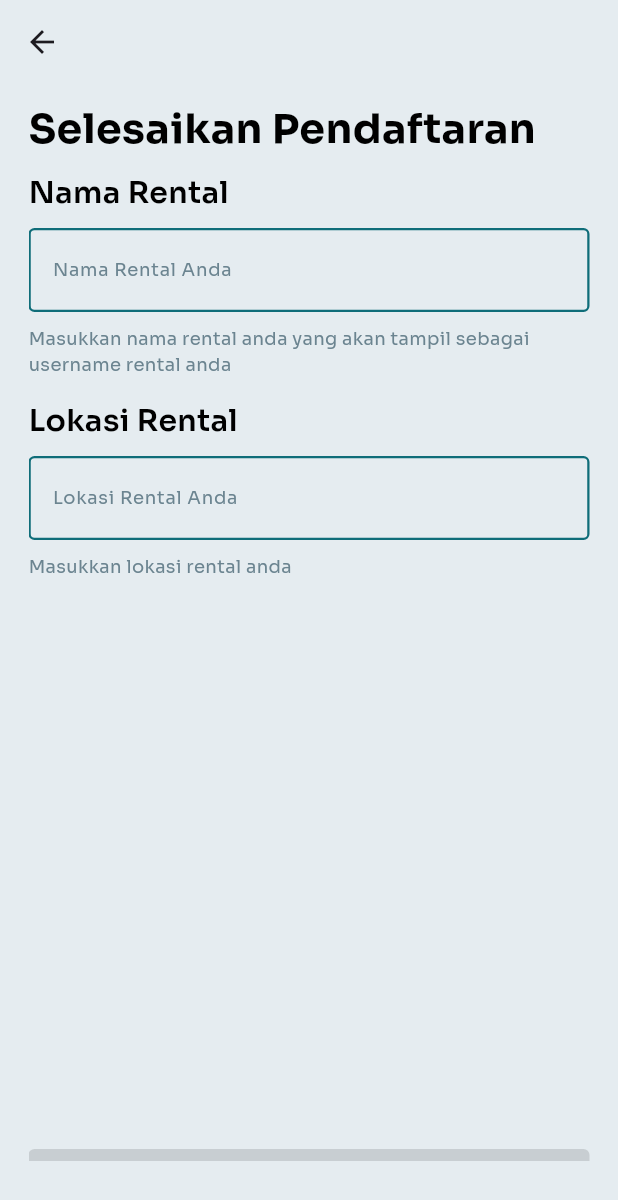
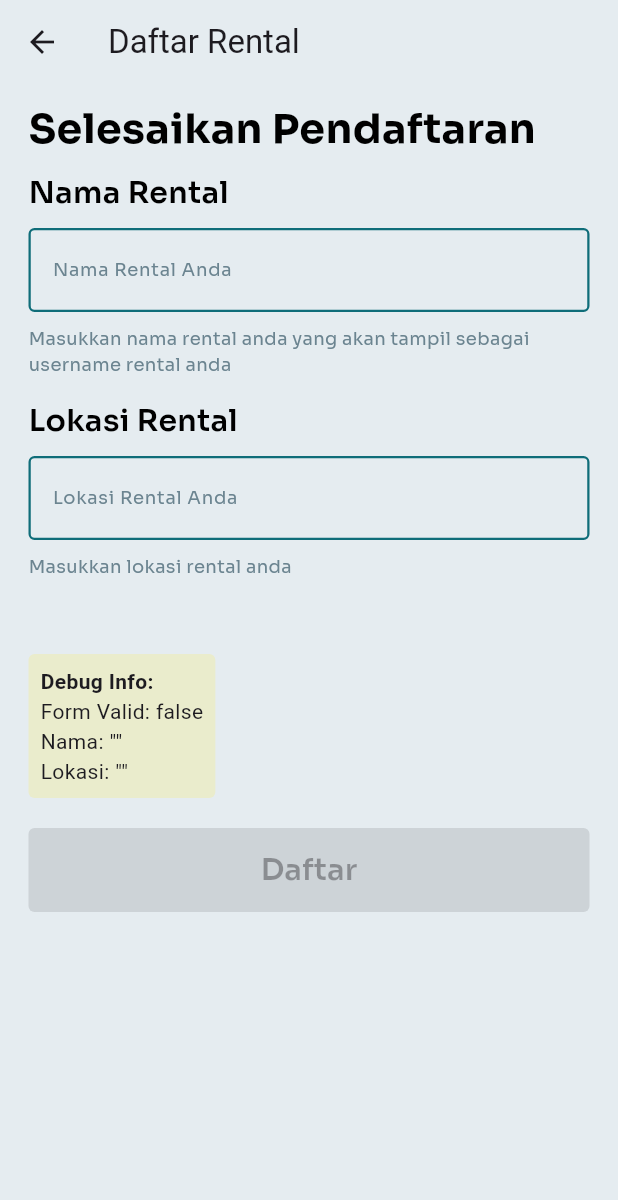
Before and after one commit to YusranYuris/rentalin, a Flutter app: the DaftarPerentalPage screen opened directly, on a phone screen of 412 x 824 dp. Shown: the top 1200 px of the screen. Run offline on Flutter 3.47's test engine with Material 3 defaults, Android fonts, the light colour scheme and no system bars; our stand-ins replace image_picker, supabase_flutter; accounts and stored records are empty.

Commit message:
Berhasil Login, Sign Up, dan Daftar Rental

```diff
--- a/lib/perental_pages/daftarPerental_page.dart
+++ b/lib/perental_pages/daftarPerental_page.dart
@@ -1,6 +1,7 @@
 import 'package:flutter/material.dart';
 import 'package:rentalin_project/perental_pages/homePerental_page.dart';
 import 'package:supabase_flutter/supabase_flutter.dart';
+import 'dart:math';
 
 class DaftarPerentalPage extends StatefulWidget {
   @override
@@ -10,35 +11,85 @@ class DaftarPerentalPage extends StatefulWidget {
 class _DaftarPerentalPageState extends State<DaftarPerentalPage> {
   final TextEditingController _namaRentalController = TextEditingController();
   final TextEditingController _lokasiRentalController = TextEditingController();
+  bool _isLoading = false;
+
+  String generateUuid() {
+    var random = Random();
+    var values = List<int>.generate(16, (_) => random.nextInt(256));
+
+    values[6] = (values[6] & 0x0f) | 0x40; // Version 4
+    values[8] = (values[8] & 0x3f) | 0x80; // Variant bits
+
+    return '${values.sublist(0, 4).map((b) => b.toRadixString(16).padLeft(2, '0')).join()}-'
+           '${values.sublist(4, 6).map((b) => b.toRadixString(16).padLeft(2, '0')).join()}-'
+           '${values.sublist(6, 8).map((b) => b.toRadixString(16).padLeft(2, '0')).join()}-'
+           '${values.sublist(8, 10).map((b) => b.toRadixString(16).padLeft(2, '0')).join()}-'
+           '${values.sublist(10, 16).map((b) => b.toRadixString(16).padLeft(2, '0')).join()}';
+  }
 
   Future<void> _registerRental() async {
-    final nama_rental = _namaRentalController.text;
-    final lokasi_rental = _lokasiRentalController.text;
+    if (!_formIsValid) return;
+
+    setState(() {
+      _isLoading = true;
+    });
+
+    try {
+      final namaRental = _namaRentalController.text.trim();
+      final lokasiRental = _lokasiRentalController.text.trim();
+      final currentUser = Supabase.instance.client.auth.currentUser;
+
+      if (currentUser == null) {
+        throw Exception('User tidak terautentikasi');
+      }
+      final idRental = generateUuid();
 
       final response = await Supabase.instance.client
           .from('rental')
           .insert({
-        'nama_rental': nama_rental,
-        'lokasi_rental': lokasi_rental,
-        'id_user': Supabase.instance.client.auth.currentUser!.id,
+            'id_user': currentUser.id,
+            'id_rental': idRental,
+            'nama_rental': namaRental,
+            'lokasi_rental': lokasiRental,
           });
 
-    if (response.error != null) {
+      // Supabase Flutter v2+ tidak menggunakan response.error
+      // Jika sampai sini berarti berhasil
+      if (mounted) {
         ScaffoldMessenger.of(context).showSnackBar(
-        SnackBar(content: Text('Gagal mendaftar rental: ${response.error!.message}')),
+          SnackBar(
+            content: Text('Berhasil mendaftar rental!'),
+            backgroundColor: Colors.green,
+          ),
         );
-    } else {
+
         Navigator.pushAndRemoveUntil(
           context,
           MaterialPageRoute(builder: (context) => HomePerentalPage()),
-        (Route<dynamic> route) => false
+          (Route<dynamic> route) => false,
         );
+      }
+    } catch (error) {
+      if (mounted) {
+        ScaffoldMessenger.of(context).showSnackBar(
+          SnackBar(
+            content: Text('Gagal mendaftar rental: $error'),
+            backgroundColor: Colors.red,
+          ),
+        );
+      }
+    } finally {
+      if (mounted) {
+        setState(() {
+          _isLoading = false;
+        });
+      }
     }
   }
 
   bool get _formIsValid {
-    return _namaRentalController.text.isNotEmpty &&
-    _lokasiRentalController.text.isNotEmpty;
+    return _namaRentalController.text.trim().isNotEmpty &&
+           _lokasiRentalController.text.trim().isNotEmpty;
   }
 
   void _updateState() {
@@ -54,8 +105,11 @@ class _DaftarPerentalPageState extends State<DaftarPerentalPage> {
 
   @override
   void dispose() {
+    _namaRentalController.removeListener(_updateState);
+    _lokasiRentalController.removeListener(_updateState);
     _namaRentalController.dispose();
     _lokasiRentalController.dispose();
+    super.dispose();
   }
 
   @override
@@ -63,12 +117,11 @@ class _DaftarPerentalPageState extends State<DaftarPerentalPage> {
     return Scaffold(
       appBar: AppBar(
         backgroundColor: Color(0xFFE5ECF0),
+        title: Text('Daftar Rental'),
       ),
       body: Container(
         decoration: BoxDecoration(
-          color: Color(
-            0xFFE5ECF0
-          ),
+          color: Color(0xFFE5ECF0),
         ),
         width: MediaQuery.of(context).size.width,
         height: MediaQuery.of(context).size.height,
@@ -100,10 +153,7 @@ class _DaftarPerentalPageState extends State<DaftarPerentalPage> {
                   ),
                 ),
                 SizedBox(height: 9),
-                Row(
-                  children: [
-                    Expanded(
-                      child: TextField(
+                TextField(
                   controller: _namaRentalController,
                   decoration: InputDecoration(
                     enabledBorder: OutlineInputBorder(
@@ -127,9 +177,6 @@ class _DaftarPerentalPageState extends State<DaftarPerentalPage> {
                       fontFamily: "Sora"
                     ),
                   ),
-                      )
-                    ),
-                  ],
                 ),
                 SizedBox(height: 9),
                 Text(
@@ -155,10 +202,7 @@ class _DaftarPerentalPageState extends State<DaftarPerentalPage> {
                   ),
                 ),
                 SizedBox(height: 9),
-                Row(
-                  children: [
-                    Expanded(
-                      child: TextField(
+                TextField(
                   controller: _lokasiRentalController,
                   decoration: InputDecoration(
                     enabledBorder: OutlineInputBorder(
@@ -182,9 +226,6 @@ class _DaftarPerentalPageState extends State<DaftarPerentalPage> {
                       fontFamily: "Sora"
                     ),
                   ),
-                      )
-                    ),
-                  ],
                 ),
                 SizedBox(height: 9),
                 Text(
@@ -197,46 +238,49 @@ class _DaftarPerentalPageState extends State<DaftarPerentalPage> {
                     color: Color(0xFF6B8490)
                   ),
                 ),
-                SizedBox(height: 380),
+                SizedBox(height: 50),
+
+                // Debug info (hapus saat production)
+                Container(
+                  padding: EdgeInsets.all(8),
+                  decoration: BoxDecoration(
+                    color: Colors.yellow.withOpacity(0.2),
+                    borderRadius: BorderRadius.circular(4),
+                  ),
+                  child: Column(
+                    crossAxisAlignment: CrossAxisAlignment.start,
+                    children: [
+                      Text('Debug Info:', style: TextStyle(fontWeight: FontWeight.bold)),
+                      Text('Form Valid: $_formIsValid'),
+                      Text('Nama: "${_namaRentalController.text}"'),
+                      Text('Lokasi: "${_lokasiRentalController.text}"'),
+                    ],
+                  ),
+                ),
+                SizedBox(height: 20),
 
                 // Tombol Daftar
-                GestureDetector(
-                  onTap: _formIsValid ? _registerRental : null,
-                  child: Container(
-                    width: MediaQuery.of(context).size.width,
-                    height: 56,
-                    decoration: BoxDecoration(
+                ElevatedButton(
+                  onPressed: _isLoading ? null : (_formIsValid ? _registerRental : null),
+                  style: ElevatedButton.styleFrom(
+                    backgroundColor: _formIsValid ? Color(0xFF0F6D79) : Colors.grey,
+                    foregroundColor: Colors.white,
+                    minimumSize: Size(double.infinity, 56),
+                    shape: RoundedRectangleBorder(
                       borderRadius: BorderRadius.circular(4),
-                      gradient: _formIsValid ?
-                      LinearGradient(
-                        colors: [
-                          Color(0xFF0F6D79),
-                          Color(0XFF00BCD4)
-                        ],
-                        begin: Alignment.topLeft,
-                        end: Alignment.bottomRight
-                      ) : null,
-                      color: _formIsValid ?
-                      null : Color(0x20000000)
                     ),
-                    child: Row(
-                      crossAxisAlignment: CrossAxisAlignment.center,
-                      mainAxisAlignment: MainAxisAlignment.center,
-                      children: [
-                        Text(
+                  ),
+                  child: _isLoading
+                    ? CircularProgressIndicator(color: Colors.white)
+                    : Text(
                         "Daftar",
                         style: TextStyle(
                           fontFamily: "Sora",
                           fontWeight: FontWeight.w600,
                           fontSize: 20,
-                            color: _formIsValid ?
-                            Colors.white : Color(0x20000000)
-                          ),
-                        )
-                      ],
                         ),
                       ),
-                )
+                ),
               ],
             ),
           ),
--- a/pubspec.yaml
+++ b/pubspec.yaml
@@ -32,6 +32,7 @@ dependencies:
     sdk: flutter
   image_picker: ^1.1.2
   supabase_flutter: ^2.9.0
+  uuid: ^4.5.1
 
   # The following adds the Cupertino Icons font to your application.
   # Use with the CupertinoIcons class for iOS style icons.
```
Also changed, not shown: lib/penyewa_pages/profil_page.dart (+7 -1 lines), lib/perental_pages/homePerental_page.dart (+51 -2 lines), pubspec.lock. Lines whose indentation alone changed are shown as unchanged.
